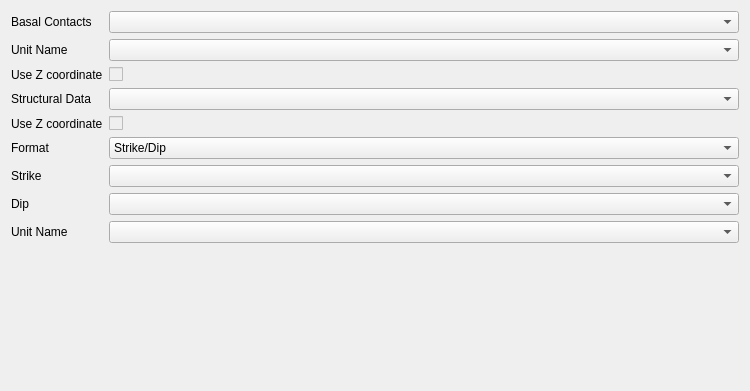
Old version of the form loopstructural/gui/modelling/model_definition/stratigraphic_layers.ui in the repository Loop3D/plugin_loopstructural.
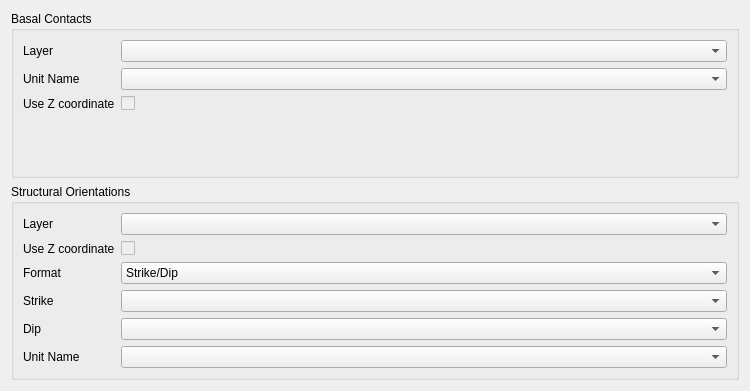
New version of the form. Custom widgets are drawn as their Qt base class.

Commit message:
refactor: group cluttered UI panels and collapse cross-section tool into a dialog
Splits flat, ungrouped forms in settings, export, fault, and stratigraphic
layer panels into labelled QGroupBox sections by workflow (support/interface/
solver, extract/evaluate, orientation/position/size, basal contacts/
structural orientations). Replaces the always-visible cross-section controls
in the visualisation sidebar with a single button that opens a dialog with
Plane/Line tabs. Removes the unused, stale modelling_widget.ui.

Patch:
```diff
--- a/loopstructural/gui/modelling/model_definition/stratigraphic_layers.ui
+++ b/loopstructural/gui/modelling/model_definition/stratigraphic_layers.ui
@@ -15,7 +15,18 @@
   </property>
   <layout class="QVBoxLayout" name="verticalLayout">
    <item>
-    <layout class="QFormLayout" name="formLayout_3">
+    <widget class="QGroupBox" name="groupBox_basalContacts">
+     <property name="title">
+      <string>Basal Contacts</string>
+     </property>
+     <layout class="QFormLayout" name="formLayout_basalContacts">
+      <item row="0" column="0">
+       <widget class="QLabel" name="basalContactsLabel">
+        <property name="text">
+         <string>Layer</string>
+        </property>
+       </widget>
+      </item>
      <item row="0" column="1">
       <widget class="QgsMapLayerComboBox" name="basalContactsLayer">
        <property name="toolTip">
@@ -37,14 +48,40 @@
        </property>
       </widget>
      </item>
-     <item row="3" column="0">
+      <item row="2" column="0">
+       <widget class="QLabel" name="useZCoordinateLabel">
+        <property name="text">
+         <string>Use Z coordinate</string>
+        </property>
+       </widget>
+      </item>
+      <item row="2" column="1">
+       <widget class="QCheckBox" name="useBasalContactsZCoordinatesCheckBox">
+        <property name="enabled">
+         <bool>false</bool>
+        </property>
+        <property name="toolTip">
+         <string>&lt;html&gt;&lt;head/&gt;&lt;body&gt;&lt;p&gt;Use the Z coordinate for contact points if available instead of projecting point onto the elevation model&lt;/p&gt;&lt;/body&gt;&lt;/html&gt;</string>
+        </property>
+       </widget>
+      </item>
+     </layout>
+    </widget>
+   </item>
+   <item>
+    <widget class="QGroupBox" name="groupBox_structuralOrientations">
+     <property name="title">
+      <string>Structural Orientations</string>
+     </property>
+     <layout class="QFormLayout" name="formLayout_structuralOrientations">
+      <item row="0" column="0">
       <widget class="QLabel" name="structuralDataLabel">
        <property name="text">
-        <string>Structural Data</string>
+         <string>Layer</string>
        </property>
       </widget>
      </item>
-     <item row="3" column="1">
+      <item row="0" column="1">
       <widget class="QgsMapLayerComboBox" name="structuralDataLayer">
        <property name="toolTip">
         <string>&lt;html&gt;&lt;head/&gt;&lt;body&gt;&lt;p&gt;Shape file representing orientation data assocaited with stratigraphy/lithology. &lt;/p&gt;&lt;/body&gt;&lt;/html&gt;</string>
@@ -54,14 +91,31 @@
        </property>
       </widget>
      </item>
-     <item row="5" column="0">
+      <item row="1" column="0">
+       <widget class="QLabel" name="useZCoordinateLabel_2">
+        <property name="text">
+         <string>Use Z coordinate</string>
+        </property>
+       </widget>
+      </item>
+      <item row="1" column="1">
+       <widget class="QCheckBox" name="useStructuralPointsZCoordinatesCheckBox">
+        <property name="enabled">
+         <bool>false</bool>
+        </property>
+        <property name="toolTip">
+         <string>&lt;html&gt;&lt;head/&gt;&lt;body&gt;&lt;p&gt;Use the Z coordinate for structural points if available instead of projecting point onto the elevation model&lt;/p&gt;&lt;/body&gt;&lt;/html&gt;</string>
+        </property>
+       </widget>
+      </item>
+      <item row="2" column="0">
       <widget class="QLabel" name="label_2">
        <property name="text">
         <string>Format</string>
        </property>
       </widget>
      </item>
-     <item row="5" column="1">
+      <item row="2" column="1">
       <widget class="QComboBox" name="orientationType">
        <property name="toolTip">
         <string>&lt;html&gt;&lt;head/&gt;&lt;body&gt;&lt;p&gt;Strike and dip using right hand rule or dip direction/dip convention&lt;/p&gt;&lt;/body&gt;&lt;/html&gt;</string>
@@ -78,90 +132,50 @@
        </item>
       </widget>
      </item>
-     <item row="6" column="0">
+      <item row="3" column="0">
       <widget class="QLabel" name="orientationLabel">
        <property name="text">
         <string>Strike</string>
        </property>
       </widget>
      </item>
-     <item row="6" column="1">
+      <item row="3" column="1">
       <widget class="QgsFieldComboBox" name="orientationField">
        <property name="toolTip">
         <string>&lt;html&gt;&lt;head/&gt;&lt;body&gt;&lt;p&gt;Column representing the strike/dip direction angle in degrees&lt;/p&gt;&lt;/body&gt;&lt;/html&gt;</string>
        </property>
       </widget>
      </item>
-     <item row="7" column="0">
+      <item row="4" column="0">
       <widget class="QLabel" name="label_6">
        <property name="text">
         <string>Dip</string>
        </property>
       </widget>
      </item>
-     <item row="7" column="1">
+      <item row="4" column="1">
       <widget class="QgsFieldComboBox" name="dipField">
        <property name="toolTip">
         <string>&lt;html&gt;&lt;head/&gt;&lt;body&gt;&lt;p&gt;Column representing the dip angle in degrees&lt;/p&gt;&lt;/body&gt;&lt;/html&gt;</string>
        </property>
       </widget>
      </item>
-     <item row="8" column="0">
+      <item row="5" column="0">
       <widget class="QLabel" name="label_23">
        <property name="text">
         <string>Unit Name</string>
        </property>
       </widget>
      </item>
-     <item row="8" column="1">
+      <item row="5" column="1">
       <widget class="QgsFieldComboBox" name="structuralDataUnitName">
        <property name="toolTip">
         <string>&lt;html&gt;&lt;head/&gt;&lt;body&gt;&lt;p&gt;Column representing which unit the orientation measurement belongs to. This is used to differentiate between non-conformable units.&lt;/p&gt;&lt;/body&gt;&lt;/html&gt;</string>
        </property>
       </widget>
      </item>
-     <item row="0" column="0">
-      <widget class="QLabel" name="basalContactsLabel">
-       <property name="text">
-        <string>Basal Contacts</string>
-       </property>
-      </widget>
-     </item>
-     <item row="2" column="0">
-      <widget class="QLabel" name="useZCoordinateLabel">
-       <property name="text">
-        <string>Use Z coordinate</string>
-       </property>
-      </widget>
-     </item>
-     <item row="2" column="1">
-      <widget class="QCheckBox" name="useBasalContactsZCoordinatesCheckBox">
-       <property name="enabled">
-        <bool>false</bool>
-       </property>
-       <property name="toolTip">
-        <string>&lt;html&gt;&lt;head/&gt;&lt;body&gt;&lt;p&gt;Use the Z coordinate for contact points if available instead of projecting point onto the elevation model&lt;/p&gt;&lt;/body&gt;&lt;/html&gt;</string>
-       </property>
-      </widget>
-     </item>
-     <item row="4" column="0">
-      <widget class="QLabel" name="useZCoordinateLabel_2">
-       <property name="text">
-        <string>Use Z coordinate</string>
-       </property>
-      </widget>
-     </item>
-     <item row="4" column="1">
-      <widget class="QCheckBox" name="useStructuralPointsZCoordinatesCheckBox">
-       <property name="enabled">
-        <bool>false</bool>
-       </property>
-       <property name="toolTip">
-        <string>&lt;html&gt;&lt;head/&gt;&lt;body&gt;&lt;p&gt;Use the Z coordinate for structural points if available instead of projecting point onto the elevation model&lt;/p&gt;&lt;/body&gt;&lt;/html&gt;</string>
-       </property>
-      </widget>
-     </item>
-    </layout>
+     </layout>
+    </widget>
    </item>
   </layout>
  </widget>
```
Lines whose indentation alone changed are shown as unchanged. The commit also changes 7 other files.
